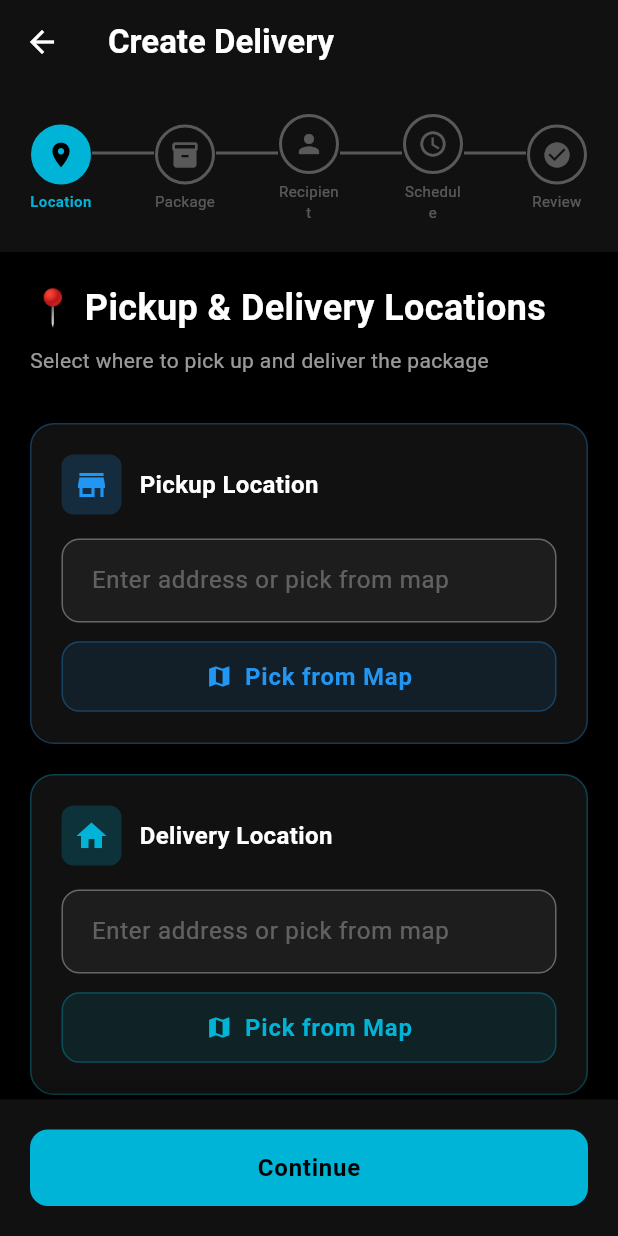
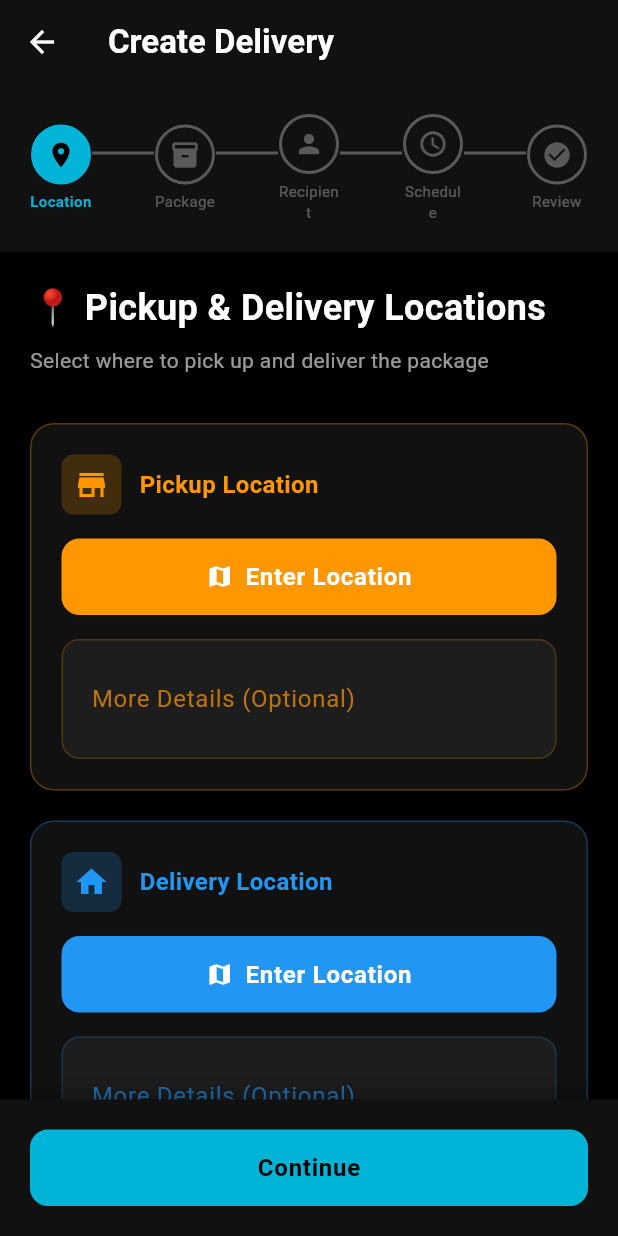
Before and after one commit to josephokero/sureboda-mpesa, a Flutter app: the CreateDeliveryStepsScreen screen opened directly with empty values, on a phone screen of 412 x 824 dp. Run offline on Flutter 3.47's test engine with Material 3 defaults, Android fonts, the phone set to English and light mode, and no system bars; our stand-ins replace cloud_firestore, cloud_functions, firebase_auth, firebase_core, flutter_map, geocoding and 4 more; accounts and stored records are empty.

Commit message:
UI: Improve delivery location selection - Pickup location button is now ORANGE - Delivery location button is now BLUE - Removed text input field, locations selected via map only - Added optional 'More Details' field for each location - Removed hardcoded location suggestions (Westlands, Kilimani, etc) - Now accepts ANY location in Kenya from map search - Shows selected location address below button - Better color-coded visual distinction

```diff
--- a/lib/screens/business/create_delivery_steps_screen.dart
+++ b/lib/screens/business/create_delivery_steps_screen.dart
@@ -24,6 +24,8 @@
   // Step 1: Location Data
   final _pickupAddressController = TextEditingController();
   final _deliveryAddressController = TextEditingController();
+  final _pickupDetailsController = TextEditingController();
+  final _deliveryDetailsController = TextEditingController();
   double _pickupLat = -1.286389;
   double _pickupLng = 36.817223;
   double _deliveryLat = -1.292066;
@@ -56,6 +58,8 @@
   void dispose() {
     _pickupAddressController.dispose();
     _deliveryAddressController.dispose();
+    _pickupDetailsController.dispose();
+    _deliveryDetailsController.dispose();
     _packageDescriptionController.dispose();
     _packageWeightController.dispose();
     _recipientNameController.dispose();
@@ -374,16 +378,18 @@
         _buildLocationCard(
           'Pickup Location',
           _pickupAddressController,
+          _pickupDetailsController,
           Icons.store,
-          Colors.blue,
+          Colors.orange,
           true,
         ),
         const SizedBox(height: 20),
         _buildLocationCard(
           'Delivery Location',
           _deliveryAddressController,
+          _deliveryDetailsController,
           Icons.home,
-          AppColors.accent,
+          Colors.blue,
           false,
         ),
         const SizedBox(height: 24),
@@ -395,6 +401,7 @@
   Widget _buildLocationCard(
     String title,
     TextEditingController controller,
+    TextEditingController detailsController,
     IconData icon,
     Color color,
     bool isPickup,
@@ -422,8 +429,8 @@
               const SizedBox(width: 12),
               Text(
                 title,
-                style: const TextStyle(
-                  color: Colors.white,
+                style: TextStyle(
+                  color: color,
                   fontSize: 16,
                   fontWeight: FontWeight.bold,
                 ),
@@ -431,22 +438,6 @@
             ],
           ),
           const SizedBox(height: 16),
-          TextField(
-            controller: controller,
-            style: const TextStyle(color: Colors.white),
-            decoration: InputDecoration(
-              hintText: 'Enter address or pick from map',
-              hintStyle: TextStyle(color: Colors.white.withOpacity(0.3)),
-              filled: true,
-              fillColor: Colors.white.withOpacity(0.05),
-              border: OutlineInputBorder(
-                borderRadius: BorderRadius.circular(12),
-                borderSide: BorderSide.none,
-              ),
-            ),
-            onChanged: (_) => _calculateDeliveryFee(),
-          ),
-          const SizedBox(height: 12),
           SizedBox(
             width: double.infinity,
             child: ElevatedButton.icon(
@@ -471,24 +462,74 @@
                       _deliveryLat = result['latitude'];
                       _deliveryLng = result['longitude'];
                     }
-                    controller.text = result['address'];
+                    controller.text = result['address'] ?? 'Location Selected';
                   });
                   _calculateDeliveryFee();
                 }
               },
-              icon: Icon(Icons.map, color: color),
+              icon: Icon(Icons.map, color: Colors.white),
               label: Text(
-                'Pick from Map',
-                style: TextStyle(color: color, fontWeight: FontWeight.bold),
+                controller.text.isEmpty ? 'Enter Location' : 'Location Selected ✓',
+                style: const TextStyle(color: Colors.white, fontWeight: FontWeight.bold),
               ),
               style: ElevatedButton.styleFrom(
-                backgroundColor: color.withOpacity(0.1),
+                backgroundColor: color,
                 elevation: 0,
-                padding: const EdgeInsets.symmetric(vertical: 14),
+                padding: const EdgeInsets.symmetric(vertical: 16),
                 shape: RoundedRectangleBorder(
                   borderRadius: BorderRadius.circular(12),
-                  side: BorderSide(color: color.withOpacity(0.3)),
                 ),
+              ),
+            ),
+          ),
+          if (controller.text.isNotEmpty) ...[
+            const SizedBox(height: 12),
+            Container(
+              padding: const EdgeInsets.all(12),
+              decoration: BoxDecoration(
+                color: color.withOpacity(0.1),
+                borderRadius: BorderRadius.circular(8),
+                border: Border.all(color: color.withOpacity(0.3)),
+              ),
+              child: Row(
+                children: [
+                  Icon(Icons.location_on, color: color, size: 16),
+                  const SizedBox(width: 8),
+                  Expanded(
+                    child: Text(
+                      controller.text,
+                      style: TextStyle(color: Colors.white.withOpacity(0.8), fontSize: 12),
+                      maxLines: 2,
+                      overflow: TextOverflow.ellipsis,
+                    ),
+                  ),
+                ],
+              ),
+            ),
+          ],
+          const SizedBox(height: 16),
+          TextField(
+            controller: detailsController,
+            style: const TextStyle(color: Colors.white),
+            maxLines: 2,
+            decoration: InputDecoration(
+              labelText: 'More Details (Optional)',
+              labelStyle: TextStyle(color: color.withOpacity(0.7)),
+              hintText: 'e.g., Floor 3, Building B, Next to...',
+              hintStyle: TextStyle(color: Colors.white.withOpacity(0.3)),
+              filled: true,
+              fillColor: Colors.white.withOpacity(0.05),
+              border: OutlineInputBorder(
+                borderRadius: BorderRadius.circular(12),
+                borderSide: BorderSide.none,
+              ),
+              enabledBorder: OutlineInputBorder(
+                borderRadius: BorderRadius.circular(12),
+                borderSide: BorderSide(color: color.withOpacity(0.2)),
+              ),
+              focusedBorder: OutlineInputBorder(
+                borderRadius: BorderRadius.circular(12),
+                borderSide: BorderSide(color: color, width: 2),
               ),
             ),
           ),
```
Also changed, not shown: lib/widgets/map_picker.dart (+6 -57 lines), 1 other file.
